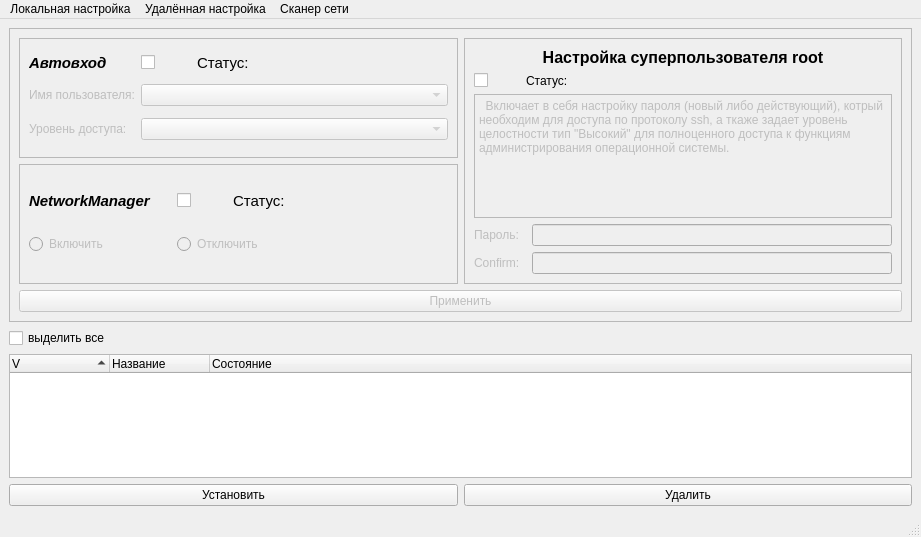
Qt form adminka/qt/MainSettingsWindow.ui (dreadsolnce/currentProjects) before a commit.
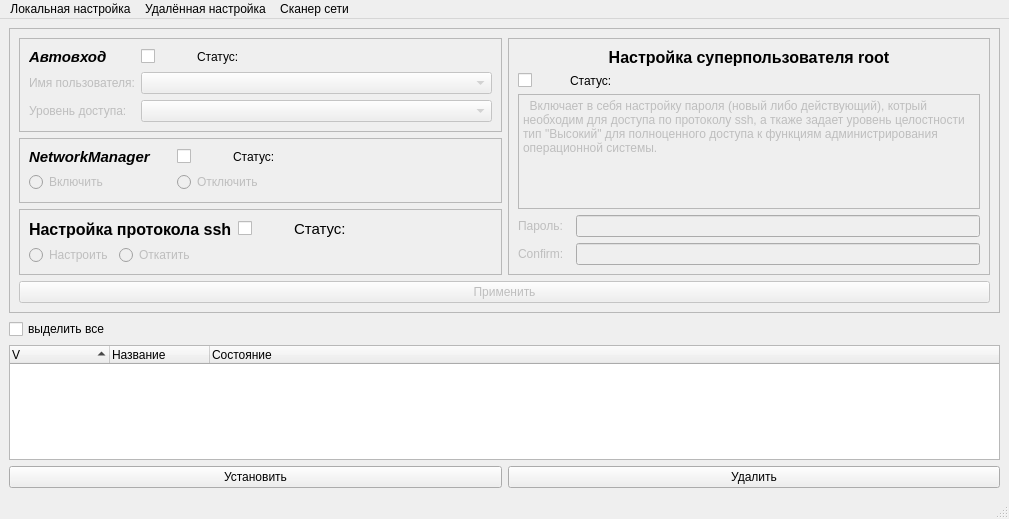
The same form after that commit. Icons and pictures are not drawn.

Commit message: add change ssh and add font (lightgreen and Tomato)

```diff
--- a/adminka/qt/MainSettingsWindow.ui
+++ b/adminka/qt/MainSettingsWindow.ui
@@ -6,8 +6,8 @@
    <rect>
     <x>0</x>
     <y>0</y>
-    <width>921</width>
-    <height>537</height>
+    <width>1009</width>
+    <height>519</height>
    </rect>
   </property>
   <property name="contextMenuPolicy">
@@ -28,16 +28,6 @@
   </property>
   <widget class="QWidget" name="centralwidget">
    <layout class="QGridLayout" name="gridLayout">
-    <item row="1" column="0">
-     <widget class="QCheckBox" name="checkBox_all">
-      <property name="enabled">
-       <bool>true</bool>
-      </property>
-      <property name="text">
-       <string>выделить все</string>
-      </property>
-     </widget>
-    </item>
     <item row="2" column="0">
      <widget class="QTreeWidget" name="treeWidget_program">
       <property name="enabled">
@@ -124,7 +114,7 @@
           <item row="0" column="0">
            <widget class="QLabel" name="label_1">
             <property name="sizePolicy">
-             <sizepolicy hsizetype="Preferred" vsizetype="Preferred">
+             <sizepolicy hsizetype="Fixed" vsizetype="Preferred">
               <horstretch>0</horstretch>
               <verstretch>0</verstretch>
              </sizepolicy>
@@ -156,16 +146,6 @@
             <property name="enabled">
              <bool>true</bool>
             </property>
-            <property name="font">
-             <font>
-              <pointsize>11</pointsize>
-              <weight>50</weight>
-              <italic>false</italic>
-              <bold>false</bold>
-              <underline>false</underline>
-              <kerning>true</kerning>
-             </font>
-            </property>
             <property name="text">
              <string>Статус: </string>
             </property>
@@ -238,7 +218,7 @@
          </layout>
         </widget>
        </item>
-       <item row="0" column="1" rowspan="2">
+       <item row="0" column="1" rowspan="3">
         <widget class="QFrame" name="frame_root">
          <property name="frameShape">
           <enum>QFrame::StyledPanel</enum>
@@ -385,59 +365,6 @@
             </property>
            </widget>
           </item>
-          <item row="0" column="1">
-           <widget class="QCheckBox" name="checkBox_networkmanager">
-            <property name="sizePolicy">
-             <sizepolicy hsizetype="Fixed" vsizetype="Fixed">
-              <horstretch>0</horstretch>
-              <verstretch>0</verstretch>
-             </sizepolicy>
-            </property>
-            <property name="minimumSize">
-             <size>
-              <width>50</width>
-              <height>0</height>
-             </size>
-            </property>
-            <property name="text">
-             <string/>
-            </property>
-           </widget>
-          </item>
-          <item row="0" column="2">
-           <widget class="QLabel" name="label_networkmanager">
-            <property name="enabled">
-             <bool>true</bool>
-            </property>
-            <property name="font">
-             <font>
-              <pointsize>11</pointsize>
-              <weight>50</weight>
-              <italic>false</italic>
-              <bold>false</bold>
-              <underline>false</underline>
-             </font>
-            </property>
-            <property name="frameShape">
-             <enum>QFrame::NoFrame</enum>
-            </property>
-            <property name="frameShadow">
-             <enum>QFrame::Plain</enum>
-            </property>
-            <property name="lineWidth">
-             <number>0</number>
-            </property>
-            <property name="midLineWidth">
-             <number>0</number>
-            </property>
-            <property name="text">
-             <string>Статус: </string>
-            </property>
-            <property name="alignment">
-             <set>Qt::AlignLeading|Qt::AlignLeft|Qt::AlignVCenter</set>
-            </property>
-           </widget>
-          </item>
           <item row="1" column="0">
            <widget class="QRadioButton" name="radioButton_netenable">
             <property name="enabled">
@@ -464,10 +391,178 @@
             </property>
            </widget>
           </item>
+          <item row="0" column="1">
+           <widget class="QCheckBox" name="checkBox_networkmanager">
+            <property name="sizePolicy">
+             <sizepolicy hsizetype="Fixed" vsizetype="Fixed">
+              <horstretch>0</horstretch>
+              <verstretch>0</verstretch>
+             </sizepolicy>
+            </property>
+            <property name="minimumSize">
+             <size>
+              <width>50</width>
+              <height>0</height>
+             </size>
+            </property>
+            <property name="text">
+             <string/>
+            </property>
+           </widget>
+          </item>
+          <item row="0" column="2">
+           <widget class="QLabel" name="label_networkmanager">
+            <property name="enabled">
+             <bool>true</bool>
+            </property>
+            <property name="frameShape">
+             <enum>QFrame::NoFrame</enum>
+            </property>
+            <property name="frameShadow">
+             <enum>QFrame::Plain</enum>
+            </property>
+            <property name="lineWidth">
+             <number>0</number>
+            </property>
+            <property name="midLineWidth">
+             <number>0</number>
+            </property>
+            <property name="text">
+             <string>Статус: </string>
+            </property>
+            <property name="alignment">
+             <set>Qt::AlignLeading|Qt::AlignLeft|Qt::AlignVCenter</set>
+            </property>
+           </widget>
+          </item>
          </layout>
         </widget>
        </item>
-       <item row="2" column="0" colspan="2">
+       <item row="2" column="0">
+        <widget class="QFrame" name="frame_ssh">
+         <property name="frameShape">
+          <enum>QFrame::StyledPanel</enum>
+         </property>
+         <property name="frameShadow">
+          <enum>QFrame::Raised</enum>
+         </property>
+         <layout class="QGridLayout" name="gridLayout_6">
+          <item row="0" column="0" colspan="3">
+           <widget class="QLabel" name="label_ssh">
+            <property name="sizePolicy">
+             <sizepolicy hsizetype="Fixed" vsizetype="Preferred">
+              <horstretch>0</horstretch>
+              <verstretch>0</verstretch>
+             </sizepolicy>
+            </property>
+            <property name="font">
+             <font>
+              <pointsize>12</pointsize>
+              <weight>75</weight>
+              <bold>true</bold>
+             </font>
+            </property>
+            <property name="text">
+             <string>Настройка протокола ssh</string>
+            </property>
+           </widget>
+          </item>
+          <item row="3" column="0">
+           <widget class="QRadioButton" name="radioButton_ssh_enable">
+            <property name="enabled">
+             <bool>false</bool>
+            </property>
+            <property name="statusTip">
+             <string>Настраивает доступ по протоколу ssh</string>
+            </property>
+            <property name="text">
+             <string>Настроить</string>
+            </property>
+           </widget>
+          </item>
+          <item row="3" column="1">
+           <widget class="QRadioButton" name="radioButton_ssh_disable">
+            <property name="enabled">
+             <bool>false</bool>
+            </property>
+            <property name="statusTip">
+             <string>Востанавливает прежние настройки из резервной копии файла</string>
+            </property>
+            <property name="text">
+             <string>Откатить</string>
+            </property>
+           </widget>
+          </item>
+          <item row="0" column="3">
+           <widget class="QCheckBox" name="checkBox_ssh">
+            <property name="sizePolicy">
+             <sizepolicy hsizetype="Fixed" vsizetype="Fixed">
+              <horstretch>0</horstretch>
+              <verstretch>0</verstretch>
+             </sizepolicy>
+            </property>
+            <property name="minimumSize">
+             <size>
+              <width>50</width>
+              <height>0</height>
+             </size>
+            </property>
+            <property name="text">
+             <string/>
+            </property>
+           </widget>
+          </item>
+          <item row="0" column="7">
+           <widget class="QLabel" name="label_ssh_state">
+            <property name="enabled">
+             <bool>true</bool>
+            </property>
+            <property name="font">
+             <font>
+              <pointsize>11</pointsize>
+              <weight>50</weight>
+              <italic>false</italic>
+              <bold>false</bold>
+              <underline>false</underline>
+             </font>
+            </property>
+            <property name="frameShape">
+             <enum>QFrame::NoFrame</enum>
+            </property>
+            <property name="frameShadow">
+             <enum>QFrame::Plain</enum>
+            </property>
+            <property name="lineWidth">
+             <number>0</number>
+            </property>
+            <property name="midLineWidth">
+             <number>0</number>
+            </property>
+            <property name="text">
+             <string>Статус: </string>
+            </property>
+            <property name="alignment">
+             <set>Qt::AlignLeading|Qt::AlignLeft|Qt::AlignVCenter</set>
+            </property>
+           </widget>
+          </item>
+          <item row="0" column="8">
+           <spacer name="horizontalSpacer">
+            <property name="orientation">
+             <enum>Qt::Horizontal</enum>
+            </property>
+            <property name="sizeHint" stdset="0">
+             <size>
+              <width>40</width>
+              <height>20</height>
+             </size>
+            </property>
+           </spacer>
+          </item>
+         </layout>
+        </widget>
+       </item>
+       <item row="3" column="0" colspan="2">
         <widget class="QPushButton" name="pushButton_apply">
          <property name="enabled">
           <bool>false</bool>
@@ -507,6 +602,16 @@
       </item>
      </layout>
     </item>
+    <item row="1" column="0">
+     <widget class="QCheckBox" name="checkBox_all">
+      <property name="enabled">
+       <bool>true</bool>
+      </property>
+      <property name="text">
+       <string>выделить все</string>
+      </property>
+     </widget>
+    </item>
    </layout>
   </widget>
   <widget class="QMenuBar" name="menubar">
@@ -514,7 +619,7 @@
     <rect>
      <x>0</x>
      <y>0</y>
-     <width>921</width>
+     <width>1009</width>
      <height>24</height>
     </rect>
    </property>
```
The commit also changes 4 other files.
